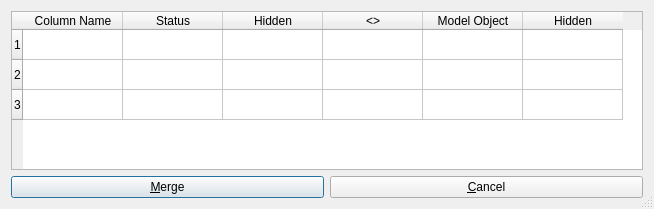
Qt form copasi/UI/CQMergingData.ui (copasi/COPASI) before a commit.
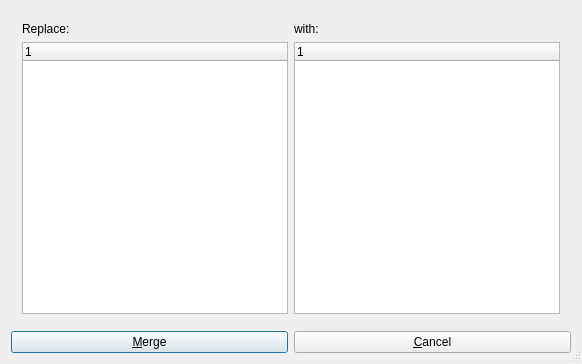
The same form after that commit.

```diff
--- a/copasi/UI/CQMergingData.ui
+++ b/copasi/UI/CQMergingData.ui
@@ -19,8 +19,8 @@
    <rect>
     <x>0</x>
     <y>0</y>
-    <width>654</width>
-    <height>209</height>
+    <width>582</width>
+    <height>364</height>
    </rect>
   </property>
   <property name="windowTitle">
@@ -31,6 +31,13 @@
   </property>
   <layout class="QVBoxLayout" name="verticalLayout">
    <item>
+    <widget class="QStackedWidget" name="mpStack">
+     <property name="currentIndex">
+      <number>1</number>
+     </property>
+     <widget class="QWidget" name="page">
+      <layout class="QVBoxLayout" name="verticalLayout_2">
+       <item>
     <widget class="QTableWidget" name="mpTable">
      <row>
       <property name="text">
@@ -79,14 +86,48 @@
      </column>
     </widget>
    </item>
+      </layout>
+     </widget>
+     <widget class="QWidget" name="page_2">
+      <layout class="QGridLayout" name="gridLayout">
+       <item row="0" column="0">
+        <widget class="QLabel" name="label">
+         <property name="text">
+          <string>Replace:</string>
+         </property>
+        </widget>
+       </item>
+       <item row="0" column="1">
+        <widget class="QLabel" name="label_2">
+         <property name="text">
+          <string>with:</string>
+         </property>
+        </widget>
+       </item>
+       <item row="1" column="0">
+        <widget class="QTreeWidget" name="mpTree1">
+         <column>
+          <property name="text">
+           <string notr="true">1</string>
+          </property>
+         </column>
+        </widget>
+       </item>
+       <item row="1" column="1">
+        <widget class="QTreeWidget" name="mpTree2">
+         <column>
+          <property name="text">
+           <string notr="true">1</string>
+          </property>
+         </column>
+        </widget>
+       </item>
+      </layout>
+     </widget>
+    </widget>
+   </item>
    <item>
     <layout class="QHBoxLayout" name="_2">
-     <property name="spacing">
-      <number>6</number>
-     </property>
-     <property name="margin">
-      <number>0</number>
-     </property>
      <item>
       <widget class="QPushButton" name="mpBtnMerge">
        <property name="text">
```
Left out of the diff: 12 changed lines with no effect on the pictures. Lines whose indentation alone changed are shown as unchanged.
